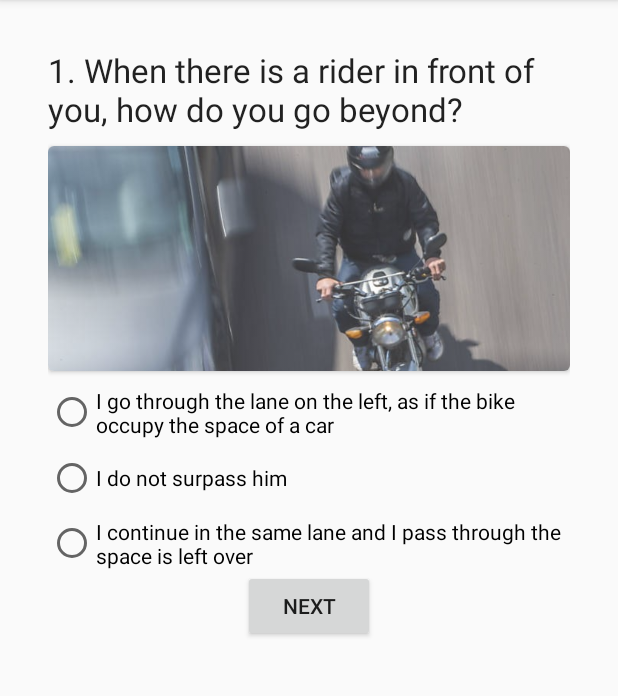
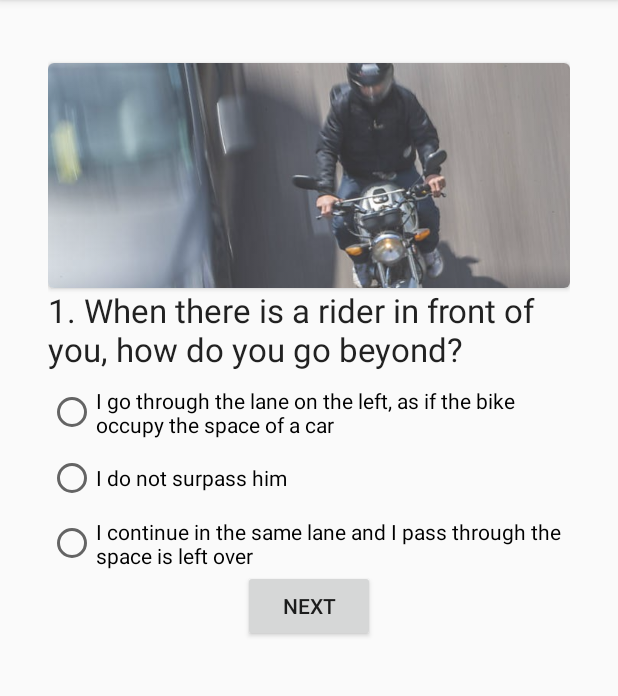
Before and after one commit to shadyueh/safelydriving, an Android app: the FragmentQuiz1 screen opened directly, with no data from a screen before it, on a phone screen of 412 x 824 dp, the part 84-780 px from its top. Run offline under Robolectric (Android 15) with nearby library versions, the phone set to English and light mode, and no system bars.

Commit message:
Removing hard coded strings Changing image positions

```diff
--- a/app/src/main/res/layout/fragment_quiz1.xml
+++ b/app/src/main/res/layout/fragment_quiz1.xml
@@ -9,14 +9,6 @@
         android:layout_height="match_parent"
         android:orientation="vertical"
         android:padding="16dp">
-
-        <TextView
-            android:id="@+id/textView"
-            android:layout_width="wrap_content"
-            android:layout_height="wrap_content"
-            android:layout_gravity="center_horizontal"
-            android:text="1. When there is a rider in front of you, how do you go beyond?"
-            android:textAppearance="?android:attr/textAppearanceLarge" />
 
         <android.support.v7.widget.CardView xmlns:card_view="http://schemas.android.com/apk/res-auto"
             android:id="@+id/card_view1"
@@ -33,6 +25,14 @@
 
         </android.support.v7.widget.CardView>
 
+        <TextView
+            android:id="@+id/textView"
+            android:layout_width="wrap_content"
+            android:layout_height="wrap_content"
+            android:layout_gravity="center_horizontal"
+            android:text="@string/quiz_001"
+            android:textAppearance="?android:attr/textAppearanceLarge" />
+
         <RadioGroup
             android:layout_width="match_parent"
             android:layout_height="wrap_content">
@@ -43,7 +43,7 @@
                 android:layout_width="wrap_content"
                 android:layout_height="wrap_content"
                 android:onClick="onQuizAnswer"
-                android:text="I go through the lane on the left, as if the bike occupy the space of a car" />
+                android:text="@string/quiz_001A" />
 
             <RadioButton
                 android:id="@+id/rbQ1B"
@@ -51,7 +51,7 @@
                 android:layout_width="wrap_content"
                 android:layout_height="wrap_content"
                 android:onClick="onQuizAnswer"
-                android:text="I do not surpass him" />
+                android:text="@string/quiz_001B" />
 
             <RadioButton
                 android:id="@+id/rbQ1C"
@@ -59,7 +59,7 @@
                 android:layout_width="wrap_content"
                 android:layout_height="wrap_content"
                 android:onClick="onQuizAnswer"
-                android:text="I continue in the same lane and I pass through the space is left over" />
+                android:text="@string/quiz_001C" />
         </RadioGroup>
 
         <Button
@@ -67,6 +67,6 @@
             android:layout_width="wrap_content"
             android:layout_height="wrap_content"
             android:layout_gravity="center_horizontal|bottom"
-            android:text="Next" />
+            android:text="@string/btn_next" />
     </LinearLayout>
 </ScrollView>
```
Also changed, not shown: app/src/main/res/layout/fragment_quiz2.xml (+12 -12 lines), app/src/main/res/layout/fragment_quiz3.xml (+12 -12 lines), app/src/main/res/layout/fragment_quiz4.xml (+12 -12 lines), app/src/main/res/layout/fragment_quiz5.xml (+12 -12 lines), app/src/main/res/layout/fragment_quiz_result.xml (+4 -4 lines), app/src/main/res/values/strings.xml (+33 -0 lines).
